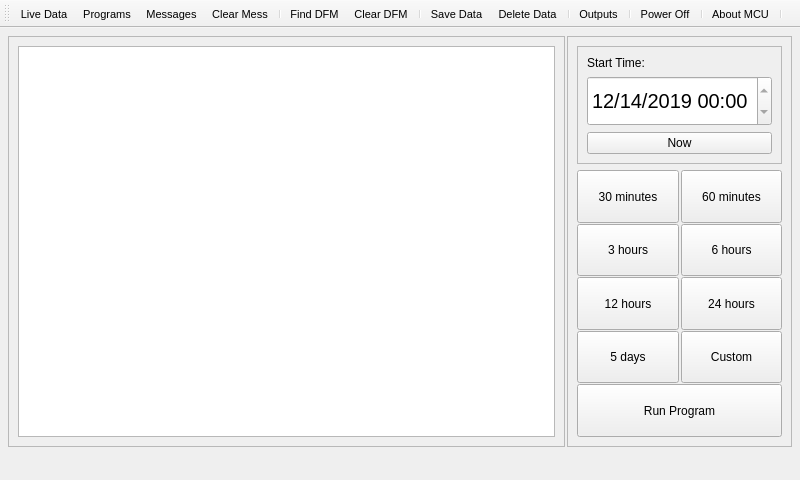
Before: the Qt Designer form Mainwindow.ui in spletcher1/PyMCU, drawn with Qt 5.
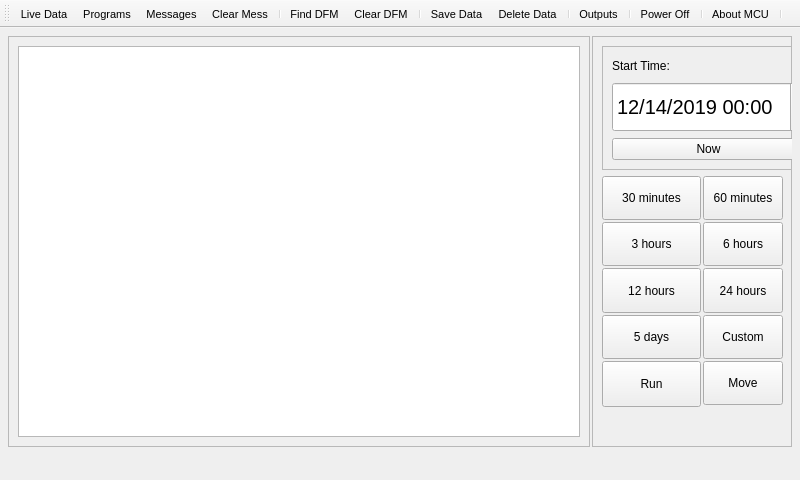
After: the same form once the commit is applied. The open tabs and pages were chosen to show the change. Icons and pictures are not drawn.

```diff
--- a/Mainwindow.ui
+++ b/Mainwindow.ui
@@ -89,8 +89,8 @@
             <rect>
              <x>0</x>
              <y>0</y>
-             <width>98</width>
-             <height>88</height>
+             <width>580</width>
+             <height>384</height>
             </rect>
            </property>
            <layout class="QVBoxLayout" name="verticalLayout_6">
@@ -124,15 +124,15 @@
           <property name="frameShadow">
            <enum>QFrame::Raised</enum>
           </property>
-          <layout class="QVBoxLayout" name="verticalLayout_2">
-           <property name="leftMargin">
-            <number>9</number>
-           </property>
-           <property name="bottomMargin">
-            <number>9</number>
-           </property>
-           <item>
             <widget class="QFrame" name="frame">
+           <property name="geometry">
+            <rect>
+             <x>10</x>
+             <y>10</y>
+             <width>213</width>
+             <height>124</height>
+            </rect>
+           </property>
              <property name="maximumSize">
               <size>
                <width>16777215</width>
@@ -190,29 +190,20 @@
               </item>
              </layout>
             </widget>
-           </item>
-           <item>
+          <widget class="QWidget" name="">
+           <property name="geometry">
+            <rect>
+             <x>10</x>
+             <y>140</y>
+             <width>181</width>
+             <height>231</height>
+            </rect>
+           </property>
             <layout class="QGridLayout" name="gridLayout_2">
-             <property name="horizontalSpacing">
+            <property name="spacing">
               <number>2</number>
              </property>
-             <property name="verticalSpacing">
-              <number>1</number>
-             </property>
-             <item row="1" column="1">
-              <widget class="QPushButton" name="T6HrButton">
-               <property name="sizePolicy">
-                <sizepolicy hsizetype="Minimum" vsizetype="MinimumExpanding">
-                 <horstretch>0</horstretch>
-                 <verstretch>0</verstretch>
-                </sizepolicy>
-               </property>
-               <property name="text">
-                <string>6 hours</string>
-               </property>
-              </widget>
-             </item>
-             <item row="0" column="0">
+            <item row="0" column="0" colspan="2">
               <widget class="QPushButton" name="T30MinButton">
                <property name="sizePolicy">
                 <sizepolicy hsizetype="Minimum" vsizetype="MinimumExpanding">
@@ -225,7 +216,7 @@
                </property>
               </widget>
              </item>
-             <item row="0" column="1">
+            <item row="0" column="2">
               <widget class="QPushButton" name="T60MinButton">
                <property name="sizePolicy">
                 <sizepolicy hsizetype="Minimum" vsizetype="Preferred">
@@ -238,7 +229,46 @@
                </property>
               </widget>
              </item>
-             <item row="2" column="1">
+            <item row="1" column="0" colspan="2">
+             <widget class="QPushButton" name="T3HrButton">
+              <property name="sizePolicy">
+               <sizepolicy hsizetype="Minimum" vsizetype="MinimumExpanding">
+                <horstretch>0</horstretch>
+                <verstretch>0</verstretch>
+               </sizepolicy>
+              </property>
+              <property name="text">
+               <string>3 hours</string>
+              </property>
+             </widget>
+            </item>
+            <item row="1" column="2">
+             <widget class="QPushButton" name="T6HrButton">
+              <property name="sizePolicy">
+               <sizepolicy hsizetype="Minimum" vsizetype="MinimumExpanding">
+                <horstretch>0</horstretch>
+                <verstretch>0</verstretch>
+               </sizepolicy>
+              </property>
+              <property name="text">
+               <string>6 hours</string>
+              </property>
+             </widget>
+            </item>
+            <item row="2" column="0" colspan="2">
+             <widget class="QPushButton" name="T12HrButton">
+              <property name="sizePolicy">
+               <sizepolicy hsizetype="Minimum" vsizetype="MinimumExpanding">
+                <horstretch>0</horstretch>
+                <verstretch>0</verstretch>
+               </sizepolicy>
+              </property>
+              <property name="text">
+               <string>12 hours</string>
+              </property>
+             </widget>
+            </item>
+            <item row="2" column="2">
               <widget class="QPushButton" name="T24HrButton">
                <property name="sizePolicy">
                 <sizepolicy hsizetype="Minimum" vsizetype="MinimumExpanding">
@@ -254,7 +284,7 @@
                </property>
               </widget>
              </item>
-             <item row="3" column="0">
+            <item row="3" column="0" colspan="2">
               <widget class="QPushButton" name="T5DButton">
                <property name="sizePolicy">
                 <sizepolicy hsizetype="Minimum" vsizetype="MinimumExpanding">
@@ -267,33 +297,7 @@
                </property>
               </widget>
              </item>
-             <item row="2" column="0">
-              <widget class="QPushButton" name="T12HrButton">
-               <property name="sizePolicy">
-                <sizepolicy hsizetype="Minimum" vsizetype="MinimumExpanding">
-                 <horstretch>0</horstretch>
-                 <verstretch>0</verstretch>
-                </sizepolicy>
-               </property>
-               <property name="text">
-                <string>12 hours</string>
-               </property>
-              </widget>
-             </item>
-             <item row="1" column="0">
-              <widget class="QPushButton" name="T3HrButton">
-               <property name="sizePolicy">
-                <sizepolicy hsizetype="Minimum" vsizetype="MinimumExpanding">
-                 <horstretch>0</horstretch>
-                 <verstretch>0</verstretch>
-                </sizepolicy>
-               </property>
-               <property name="text">
-                <string>3 hours</string>
-               </property>
-              </widget>
-             </item>
-             <item row="3" column="1">
+            <item row="3" column="2">
               <widget class="QPushButton" name="CustomButton">
                <property name="sizePolicy">
                 <sizepolicy hsizetype="Minimum" vsizetype="MinimumExpanding">
@@ -306,7 +310,7 @@
                </property>
               </widget>
              </item>
-             <item row="4" column="0" colspan="2">
+            <item row="4" column="0" rowspan="2" colspan="2">
               <widget class="QPushButton" name="RunProgramButton">
                <property name="sizePolicy">
                 <sizepolicy hsizetype="Minimum" vsizetype="MinimumExpanding">
@@ -315,13 +319,25 @@
                 </sizepolicy>
                </property>
                <property name="text">
-                <string>Run Program</string>
+               <string>Run</string>
                </property>
               </widget>
              </item>
-            </layout>
-           </item>
-          </layout>
+            <item row="4" column="2">
+             <widget class="QPushButton" name="RunProgramButton_2">
+              <property name="sizePolicy">
+               <sizepolicy hsizetype="Minimum" vsizetype="MinimumExpanding">
+                <horstretch>0</horstretch>
+                <verstretch>0</verstretch>
+               </sizepolicy>
+              </property>
+              <property name="text">
+               <string>Move</string>
+              </property>
+             </widget>
+            </item>
+           </layout>
+          </widget>
          </widget>
         </item>
        </layout>
```
Left out of the diff: 8 changed lines with no effect on the pictures. Lines whose indentation alone changed are shown as unchanged.
